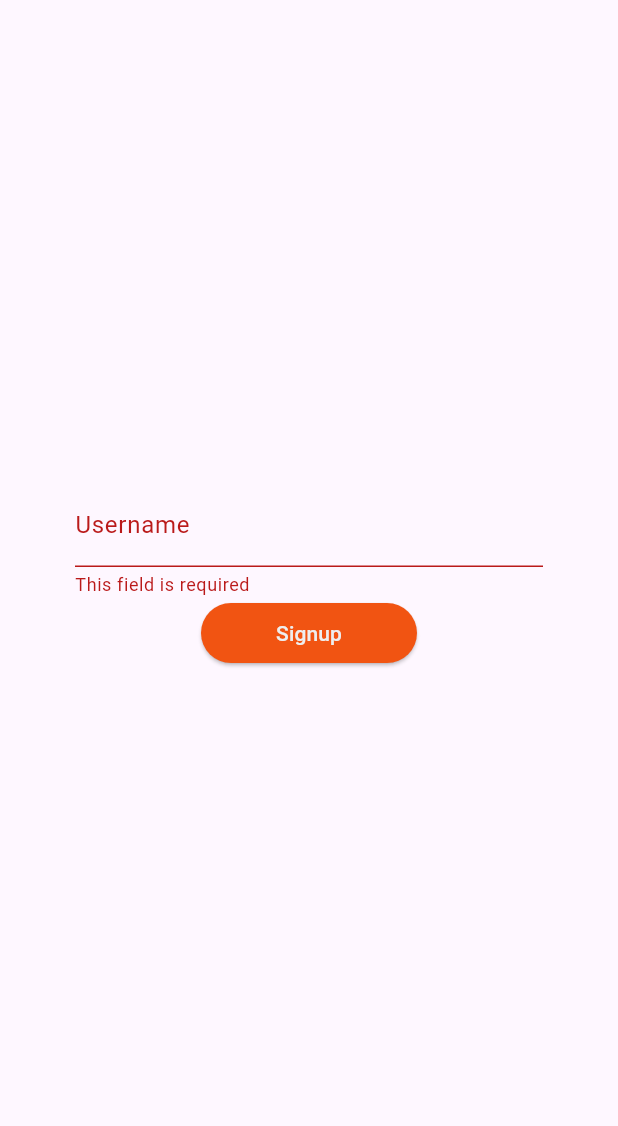
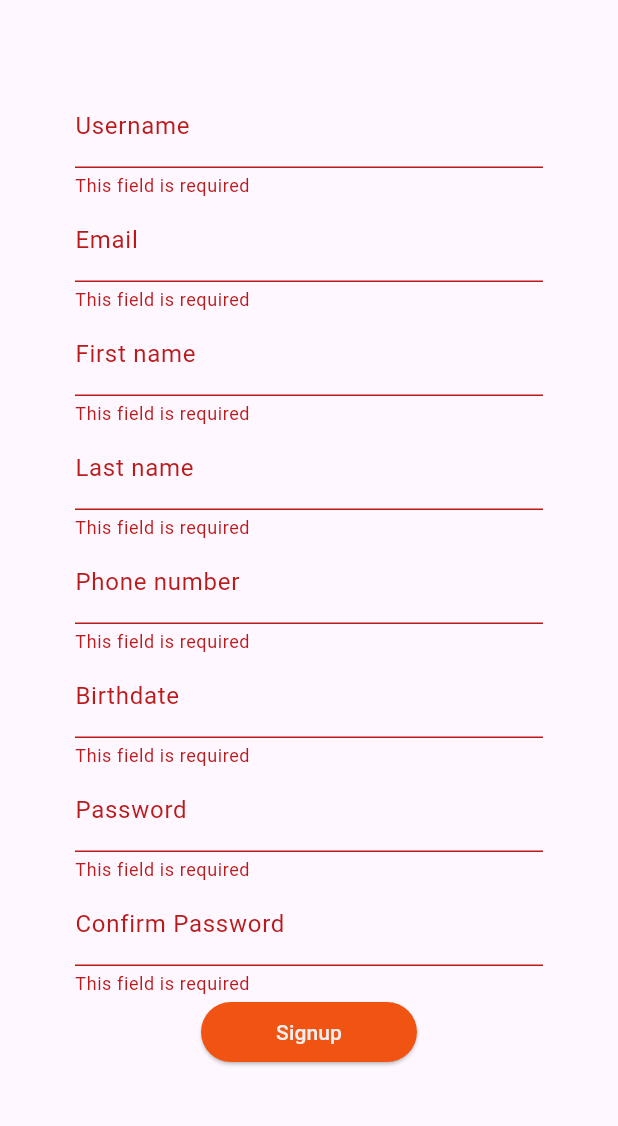
Before and after one commit to danieldanila/DaniVest, a Flutter app: the SignupScreen screen opened directly, after a tap on "Signup", on a phone screen of 412 x 824 dp, the part 84-1210 px from its top. Run offline on Flutter 3.47's test engine with Material 3 defaults, Android fonts, the light colour scheme and no system bars.

Commit message:
0.0.3.0: Added all fields in signup page and for each field created a validator file which contains a validation function for the respective field. Created a Validations class which contains static methods for checking different conditions which are called by the validators. Updated the constants file with new values

```diff
--- a/frontend/lib/constants/constants.dart
+++ b/frontend/lib/constants/constants.dart
@@ -17,12 +17,34 @@ class Strings {
   static const String usernameFieldLabel = "Username";
   static const String usernameFieldHint = "Enter a username";
 
+  static const String emailFieldLabel = "Email";
+  static const String emailFieldHint = "Enter your email";
+
+  static const String firstNameFieldLabel = "First name";
+  static const String firstNameFieldHint = "Enter your first name";
+
+  static const String lastNameFieldLabel = "Last name";
+  static const String lastNameFieldHint = "Enter your last name";
+
+  static const String phoneNumberFieldLabel = "Phone number";
+  static const String phoneNumberFieldHint = "Enter your phone number";
+
+  static const String birthdateFieldLabel = "Birthdate";
+  static const String birthdateFieldHint = "Enter your birthdate";
+
+  static const String passwordFieldLabel = "Password";
+  static const String passwordFieldHint = "Enter a password";
+
+  static const String confirmPasswordFieldLabel = "Confirm Password";
+  static const String confirmPasswordFieldHint = "Enter again the password";
+
   static const String fieldRequired = "This field is required";
   static const String fieldWithoutSpaces =
       "This field must not contain any spaces";
   static const String fieldWithoutLeadingNumber =
       "This field must not start with a number";
-  static const String fieldMinimumLength = "This field has a minimum length of";
+  static const String fieldMinimumLength =
+      "This field must have a minimum length of";
 }
 
 class Properties {
--- a/frontend/lib/screens/signup.dart
+++ b/frontend/lib/screens/signup.dart
@@ -1,7 +1,14 @@
 import 'package:flutter/material.dart';
 import 'package:frontend/constants/constants.dart' as constants;
 import 'package:frontend/widgets/app_bar_title.dart';
-import 'package:frontend/widgets/forms/validations/username.dart';
+import 'package:frontend/widgets/forms/validators/birthdate_validator.dart';
+import 'package:frontend/widgets/forms/validators/confirm_password_validator.dart';
+import 'package:frontend/widgets/forms/validators/email_validator.dart';
+import 'package:frontend/widgets/forms/validators/first_name_validator.dart';
+import 'package:frontend/widgets/forms/validators/last_name_validator.dart';
+import 'package:frontend/widgets/forms/validators/password_validator.dart';
+import 'package:frontend/widgets/forms/validators/phone_number_validator.dart';
+import 'package:frontend/widgets/forms/validators/username_validator.dart';
 
 class SignupScreen extends StatefulWidget {
   const SignupScreen({super.key});
@@ -11,12 +18,28 @@ class SignupScreen extends StatefulWidget {
 }
 
 class _SignupScreenState extends State<SignupScreen> {
+  final GlobalKey<FormState> formKey = GlobalKey<FormState>();
+
   final TextEditingController usernameController = TextEditingController();
-  final GlobalKey<FormState> formKey = GlobalKey<FormState>();
+  final TextEditingController emailController = TextEditingController();
+  final TextEditingController firstNameController = TextEditingController();
+  final TextEditingController lastNameController = TextEditingController();
+  final TextEditingController phoneNumberController = TextEditingController();
+  final TextEditingController birthdateController = TextEditingController();
+  final TextEditingController passwordController = TextEditingController();
+  final TextEditingController confirmPasswordController =
+      TextEditingController();
 
   @override
   void dispose() {
     usernameController.dispose();
+    emailController.dispose();
+    firstNameController.dispose();
+    lastNameController.dispose();
+    phoneNumberController.dispose();
+    birthdateController.dispose();
+    passwordController.dispose();
+    confirmPasswordController.dispose();
     super.dispose();
   }
 
@@ -47,6 +70,63 @@ class _SignupScreenState extends State<SignupScreen> {
                   hintText: constants.Strings.usernameFieldHint,
                 ),
               ),
+              TextFormField(
+                controller: emailController,
+                validator: emailValidator,
+                keyboardType: TextInputType.emailAddress,
+                decoration: const InputDecoration(
+                  labelText: constants.Strings.emailFieldLabel,
+                  hintText: constants.Strings.emailFieldHint,
+                ),
+              ),
+              TextFormField(
+                controller: firstNameController,
+                validator: firstNameValidator,
+                decoration: const InputDecoration(
+                  labelText: constants.Strings.firstNameFieldLabel,
+                  hintText: constants.Strings.firstNameFieldHint,
+                ),
+              ),
+              TextFormField(
+                controller: lastNameController,
+                validator: lastNameValidator,
+                decoration: const InputDecoration(
+                  labelText: constants.Strings.lastNameFieldLabel,
+                  hintText: constants.Strings.lastNameFieldHint,
+                ),
+              ),
+              TextFormField(
+                controller: phoneNumberController,
+                validator: phoneNumberValidator,
+                decoration: const InputDecoration(
+                  labelText: constants.Strings.phoneNumberFieldLabel,
+                  hintText: constants.Strings.phoneNumberFieldHint,
+                ),
+              ),
+              TextFormField(
+                controller: birthdateController,
+                validator: birthdateValidator,
+                decoration: const InputDecoration(
+                  labelText: constants.Strings.birthdateFieldLabel,
+                  hintText: constants.Strings.birthdateFieldHint,
+                ),
+              ),
+              TextFormField(
+                controller: passwordController,
+                validator: passwordValidator,
+                decoration: const InputDecoration(
+                  labelText: constants.Strings.passwordFieldLabel,
+                  hintText: constants.Strings.passwordFieldHint,
+                ),
+              ),
+              TextFormField(
+                controller: confirmPasswordController,
+                validator: confirmPasswordValidator,
+                decoration: const InputDecoration(
+                  labelText: constants.Strings.confirmPasswordFieldLabel,
+                  hintText: constants.Strings.confirmPasswordFieldHint,
+                ),
+              ),
               ElevatedButton(
                 onPressed: () {
                   formKey.currentState?.validate();
--- /dev/null
+++ b/frontend/lib/widgets/forms/validations.dart
@@ -0,0 +1,31 @@
+import 'package:frontend/constants/constants.dart' as constants;
+
+class Validations {
+  static String? fieldRequired(String? value) {
+    if (value == null || value.isEmpty) {
+      return constants.Strings.fieldRequired;
+    }
+    return null;
+  }
+
+  static String? fieldWithoutSpaces(String value) {
+    if (value.length != value.replaceAll(" ", "").length) {
+      return constants.Strings.fieldWithoutSpaces;
+    }
+    return null;
+  }
+
+  static String? fieldWithoutLeadingNumber(String value) {
+    if (int.tryParse(value[0]) != null) {
+      return constants.Strings.fieldWithoutLeadingNumber;
+    }
+    return null;
+  }
+
+  static String? fieldMinimumLength(String value, int minimumLength) {
+    if (value.length < minimumLength) {
+      return "${constants.Strings.fieldMinimumLength} $minimumLength";
+    }
+    return null;
+  }
+}
--- a/frontend/lib/widgets/forms/validations/username.dart
+++ /dev/null
@@ -1,17 +0,0 @@
-import 'package:frontend/constants/constants.dart' as constants;
-
-String? usernameValidator(String? value) {
-  if (value == null || value.isEmpty) {
-    return constants.Strings.fieldRequired;
-  }
-  if (value.length != value.replaceAll(" ", "").length) {
-    return constants.Strings.fieldWithoutSpaces;
-  }
-  if (int.tryParse(value[0]) != null) {
-    return constants.Strings.fieldWithoutLeadingNumber;
-  }
-  if (value.length < 6) {
-    return "${constants.Strings.fieldMinimumLength} 6";
-  }
-  return null;
-}
--- /dev/null
+++ b/frontend/lib/widgets/forms/validators/birthdate_validator.dart
@@ -0,0 +1,8 @@
+import 'package:frontend/widgets/forms/validations.dart';
+
+String? birthdateValidator(String? value) {
+  return Validations.fieldRequired(value) ??
+      Validations.fieldWithoutSpaces(value!) ??
+      Validations.fieldWithoutLeadingNumber(value!) ??
+      Validations.fieldMinimumLength(value!, 6);
+}
--- /dev/null
+++ b/frontend/lib/widgets/forms/validators/confirm_password_validator.dart
@@ -0,0 +1,8 @@
+import 'package:frontend/widgets/forms/validations.dart';
+
+String? confirmPasswordValidator(String? value) {
+  return Validations.fieldRequired(value) ??
+      Validations.fieldWithoutSpaces(value!) ??
+      Validations.fieldWithoutLeadingNumber(value!) ??
+      Validations.fieldMinimumLength(value!, 6);
+}
--- /dev/null
+++ b/frontend/lib/widgets/forms/validators/email_validator.dart
@@ -0,0 +1,8 @@
+import 'package:frontend/widgets/forms/validations.dart';
+
+String? emailValidator(String? value) {
+  return Validations.fieldRequired(value) ??
+      Validations.fieldWithoutSpaces(value!) ??
+      Validations.fieldWithoutLeadingNumber(value!) ??
+      Validations.fieldMinimumLength(value!, 6);
+}
--- /dev/null
+++ b/frontend/lib/widgets/forms/validators/first_name_validator.dart
@@ -0,0 +1,8 @@
+import 'package:frontend/widgets/forms/validations.dart';
+
+String? firstNameValidator(String? value) {
+  return Validations.fieldRequired(value) ??
+      Validations.fieldWithoutSpaces(value!) ??
+      Validations.fieldWithoutLeadingNumber(value!) ??
+      Validations.fieldMinimumLength(value!, 6);
+}
--- /dev/null
+++ b/frontend/lib/widgets/forms/validators/last_name_validator.dart
@@ -0,0 +1,8 @@
+import 'package:frontend/widgets/forms/validations.dart';
+
+String? lastNameValidator(String? value) {
+  return Validations.fieldRequired(value) ??
+      Validations.fieldWithoutSpaces(value!) ??
+      Validations.fieldWithoutLeadingNumber(value!) ??
+      Validations.fieldMinimumLength(value!, 6);
+}
--- /dev/null
+++ b/frontend/lib/widgets/forms/validators/password_validator.dart
@@ -0,0 +1,8 @@
+import 'package:frontend/widgets/forms/validations.dart';
+
+String? passwordValidator(String? value) {
+  return Validations.fieldRequired(value) ??
+      Validations.fieldWithoutSpaces(value!) ??
+      Validations.fieldWithoutLeadingNumber(value!) ??
+      Validations.fieldMinimumLength(value!, 6);
+}
--- /dev/null
+++ b/frontend/lib/widgets/forms/validators/phone_number_validator.dart
@@ -0,0 +1,8 @@
+import 'package:frontend/widgets/forms/validations.dart';
+
+String? phoneNumberValidator(String? value) {
+  return Validations.fieldRequired(value) ??
+      Validations.fieldWithoutSpaces(value!) ??
+      Validations.fieldWithoutLeadingNumber(value!) ??
+      Validations.fieldMinimumLength(value!, 6);
+}
--- /dev/null
+++ b/frontend/lib/widgets/forms/validators/username_validator.dart
@@ -0,0 +1,8 @@
+import 'package:frontend/widgets/forms/validations.dart';
+
+String? usernameValidator(String? value) {
+  return Validations.fieldRequired(value) ??
+      Validations.fieldWithoutSpaces(value!) ??
+      Validations.fieldWithoutLeadingNumber(value!) ??
+      Validations.fieldMinimumLength(value!, 6);
+}
```
